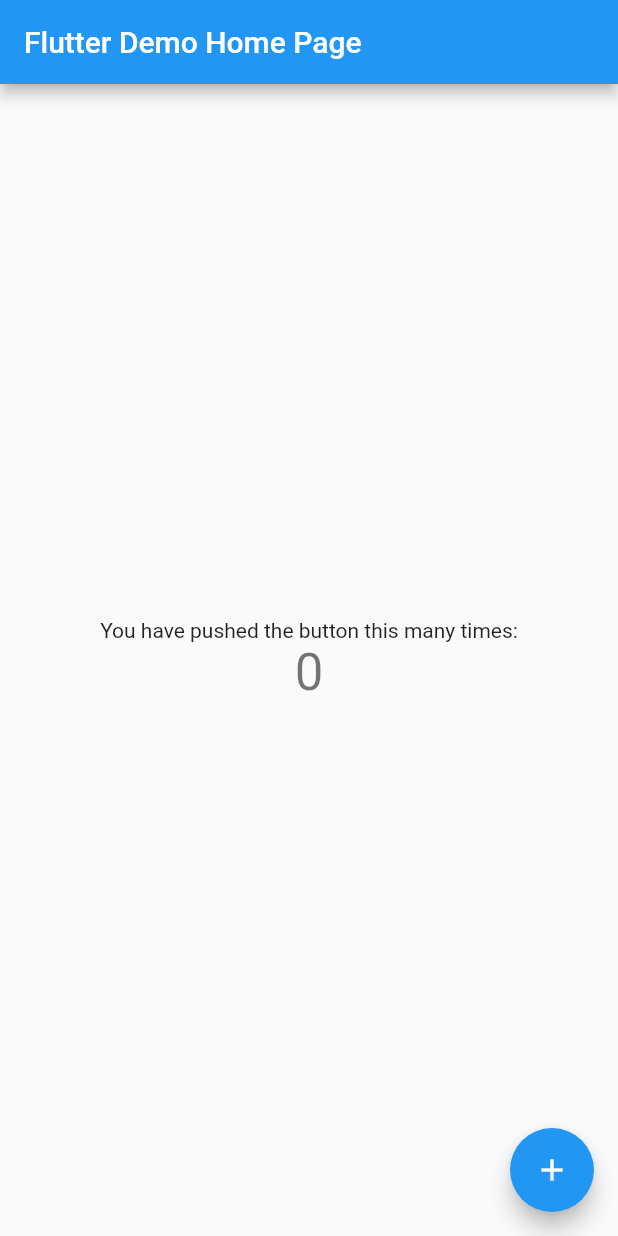
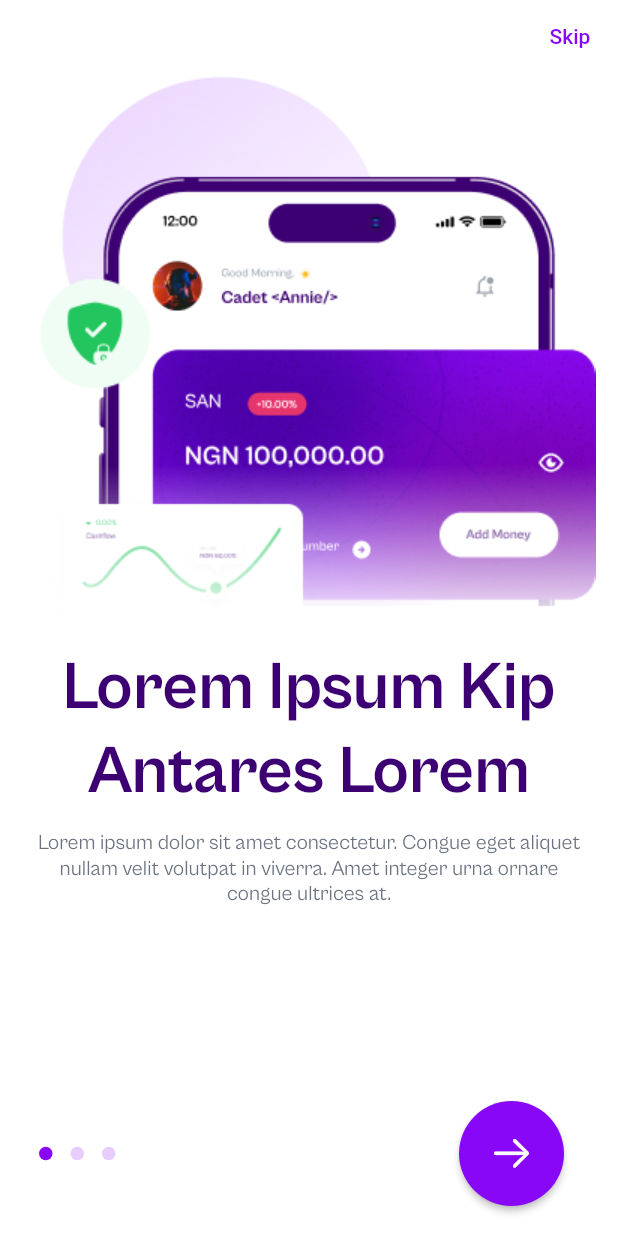
Before and after one commit to faithomotoso/stackivy_ardilla, a Flutter app: the screen it shows after launch, on a phone screen of 412 x 824 dp. Run offline on Flutter 3.47's test engine with Material 2 defaults, Android fonts, the phone set to English and light mode, and no system bars; drawn by our look-alikes of dots_indicator; our stand-ins replace flutter_svg.

Commit message:
Added splash & onboarding pages

```diff
--- /dev/null
+++ b/lib/core/models/onboarding_item.dart
@@ -0,0 +1,14 @@
+import 'package:stackivy_ardilla/ui/utils/utils.dart';
+
+class OnboardingItem {
+  String imageName;
+  String titleText;
+  String subtitleText;
+
+  OnboardingItem(
+      {required this.imageName,
+      required this.titleText,
+      required this.subtitleText}) {
+    imageName = getFullImagePath(imageName: imageName);
+  }
+}
--- /dev/null
+++ b/lib/core/view_models/onboarding/onboarding_vm.dart
@@ -0,0 +1,58 @@
+import 'package:flutter/cupertino.dart';
+
+import '../../models/onboarding_item.dart';
+
+class OnboardingVM extends ChangeNotifier {
+  final List<OnboardingItem> _onboardingItems = [
+    OnboardingItem(
+        imageName: "onboarding_top.png",
+        titleText: "Lorem Ipsum Kip Antares Lorem",
+        subtitleText: "Lorem ipsum dolor sit amet consectetur. "
+            "Congue eget aliquet nullam velit volutpat in viverra. Amet integer urna ornare congue ultrices at."),
+    OnboardingItem(
+        imageName: "onboarding_top.png",
+        titleText: "Lorem Ipsum Kip Antares Lorem",
+        subtitleText: "Lorem ipsum dolor sit amet consectetur. "
+            "Congue eget aliquet nullam velit volutpat in viverra. Amet integer urna ornare congue ultrices at."),
+    OnboardingItem(
+        imageName: "onboarding_top.png",
+        titleText: "Lorem Ipsum Kip Antares Lorem",
+        subtitleText: "Lorem ipsum dolor sit amet consectetur. "
+            "Congue eget aliquet nullam velit volutpat in viverra. Amet integer urna ornare congue ultrices at."),
+  ];
+
+  late final PageController _pageController;
+
+  List<OnboardingItem> get onboardingItems => _onboardingItems;
+
+  PageController get pageController => _pageController;
+
+  int currentPage = 0;
+
+  final Duration _pageNaviDuration = const Duration(milliseconds: 500);
+  final Curve _pageNaviCurve = Curves.fastOutSlowIn;
+
+  OnboardingVM() {
+    _pageController = PageController()
+      ..addListener(() {
+        int newPage = _pageController.page?.toInt() ?? 0;
+        if (newPage != currentPage) {
+          currentPage = newPage;
+          notifyListeners();
+        }
+      });
+  }
+
+  void pageNext() {
+    if (currentPage < onboardingItems.length - 1) {
+      _pageController.nextPage(
+          duration: _pageNaviDuration, curve: _pageNaviCurve);
+    } else{
+      navigateToLogin();
+    }
+  }
+
+  void navigateToLogin() {
+
+  }
+}
--- a/lib/main.dart
+++ b/lib/main.dart
@@ -1,4 +1,7 @@
 import 'package:flutter/material.dart';
+import 'package:stackivy_ardilla/ui/pages/splash/splash_screen.dart';
+import 'package:stackivy_ardilla/ui/utils/colors.dart';
+import 'package:stackivy_ardilla/ui/utils/navi.dart';
 
 void main() {
   runApp(const MyApp());
@@ -11,105 +14,18 @@ class MyApp extends StatelessWidget {
   @override
   Widget build(BuildContext context) {
     return MaterialApp(
-      title: 'Flutter Demo',
+      title: 'Ardilla',
       theme: ThemeData(
-        // This is the theme of your application.
-        //
-        // Try running your application with "flutter run". You'll see the
-        // application has a blue toolbar. Then, without quitting the app, try
-        // changing the primarySwatch below to Colors.green and then invoke
-        // "hot reload" (press "r" in the console where you ran "flutter run",
-        // or simply save your changes to "hot reload" in a Flutter IDE).
-        // Notice that the counter didn't reset back to zero; the application
-        // is not restarted.
-        primarySwatch: Colors.blue,
-      ),
-      home: const MyHomePage(title: 'Flutter Demo Home Page'),
+          primarySwatch: Colors.blue,
+          fontFamily: "CabinetGrotesk",
+          textButtonTheme: const TextButtonThemeData(
+              style: ButtonStyle(
+                  textStyle: MaterialStatePropertyAll(
+                      TextStyle(fontWeight: FontWeight.w500)),
+                  foregroundColor:
+                      MaterialStatePropertyAll<Color>(AppColors.primary)))),
+      onGenerateRoute: onGenRoutes,
+      initialRoute: SplashScreen.routeName,
     );
   }
 }
-
-class MyHomePage extends StatefulWidget {
-  const MyHomePage({super.key, required this.title});
-
-  // This widget is the home page of your application. It is stateful, meaning
-  // that it has a State object (defined below) that contains fields that affect
-  // how it looks.
-
-  // This class is the configuration for the state. It holds the values (in this
-  // case the title) provided by the parent (in this case the App widget) and
-  // used by the build method of the State. Fields in a Widget subclass are
-  // always marked "final".
-
-  final String title;
-
-  @override
-  State<MyHomePage> createState() => _MyHomePageState();
-}
-
-class _MyHomePageState extends State<MyHomePage> {
-  int _counter = 0;
-
-  void _incrementCounter() {
-    setState(() {
-      // This call to setState tells the Flutter framework that something has
-      // changed in this State, which causes it to rerun the build method below
-      // so that the display can reflect the updated values. If we changed
-      // _counter without calling setState(), then the build method would not be
-      // called again, and so nothing would appear to happen.
-      _counter++;
-    });
-  }
-
-  @override
-  Widget build(BuildContext context) {
-    // This method is rerun every time setState is called, for instance as done
-    // by the _incrementCounter method above.
-    //
-    // The Flutter framework has been optimized to make rerunning build methods
-    // fast, so that you can just rebuild anything that needs updating rather
-    // than having to individually change instances of widgets.
-    return Scaffold(
-      appBar: AppBar(
-        // Here we take the value from the MyHomePage object that was created by
-        // the App.build method, and use it to set our appbar title.
-        title: Text(widget.title),
-      ),
-      body: Center(
-        // Center is a layout widget. It takes a single child and positions it
-        // in the middle of the parent.
-        child: Column(
-          // Column is also a layout widget. It takes a list of children and
-          // arranges them vertically. By default, it sizes itself to fit its
-          // children horizontally, and tries to be as tall as its parent.
-          //
-          // Invoke "debug painting" (press "p" in the console, choose the
-          // "Toggle Debug Paint" action from the Flutter Inspector in Android
-          // Studio, or the "Toggle Debug Paint" command in Visual Studio Code)
-          // to see the wireframe for each widget.
-          //
-          // Column has various properties to control how it sizes itself and
-          // how it positions its children. Here we use mainAxisAlignment to
-          // center the children vertically; the main axis here is the vertical
-          // axis because Columns are vertical (the cross axis would be
-          // horizontal).
-          mainAxisAlignment: MainAxisAlignment.center,
-          children: <Widget>[
-            const Text(
-              'You have pushed the button this many times:',
-            ),
-            Text(
-              '$_counter',
-              style: Theme.of(context).textTheme.headline4,
-            ),
-          ],
-        ),
-      ),
-      floatingActionButton: FloatingActionButton(
-        onPressed: _incrementCounter,
-        tooltip: 'Increment',
-        child: const Icon(Icons.add),
-      ), // This trailing comma makes auto-formatting nicer for build methods.
-    );
-  }
-}
--- /dev/null
+++ b/lib/ui/pages/onboarding/onboarding.dart
@@ -0,0 +1,120 @@
+import 'package:dots_indicator/dots_indicator.dart';
+import 'package:flutter/cupertino.dart';
+import 'package:flutter/material.dart';
+import 'package:provider/provider.dart';
+import 'package:stackivy_ardilla/core/view_models/onboarding/onboarding_vm.dart';
+import 'package:stackivy_ardilla/ui/utils/colors.dart';
+import 'package:stackivy_ardilla/ui/utils/utils.dart';
+
+class OnboardingPage extends StatefulWidget {
+  static const String routeName = "/onboarding";
+
+  const OnboardingPage({Key? key}) : super(key: key);
+
+  @override
+  State<OnboardingPage> createState() => _OnboardingPageState();
+}
+
+class _OnboardingPageState extends State<OnboardingPage> {
+  @override
+  Widget build(BuildContext context) {
+    return ChangeNotifierProvider(
+      create: (_) => OnboardingVM(),
+      builder: (ctx, child) => Scaffold(
+        backgroundColor: Colors.white,
+        body: SafeArea(
+          child: Column(
+            children: [
+              Align(
+                alignment: Alignment.centerRight,
+                child: TextButton(
+                  onPressed: () {
+                    Provider.of<OnboardingVM>(ctx, listen: false).navigateToLogin();
+                  },
+                  child: const Text("Skip"),
+                ),
+              ),
+              Consumer<OnboardingVM>(builder: (ctx, vm, child) {
+                return Expanded(
+                  child: PageView(
+                    controller: vm.pageController,
+                    children:
+                        List<Widget>.of(vm.onboardingItems.map((e) => Column(
+                              children: [
+                                Image.asset(e.imageName),
+                                const SizedBox(
+                                  height: 10,
+                                ),
+                                Text(
+                                  e.titleText,
+                                  style: Theme.of(context)
+                                      .textTheme
+                                      .headline3!
+                                      .copyWith(
+                                          color: AppColors.c3D0072,
+                                          fontWeight: FontWeight.bold),
+                                  textAlign: TextAlign.center,
+                                ),
+                                const SizedBox(
+                                  height: 10,
+                                ),
+                                Padding(
+                                  padding: const EdgeInsets.symmetric(
+                                      horizontal: 24.0),
+                                  child: Text(
+                                    e.subtitleText,
+                                    style: const TextStyle(
+                                        color: AppColors.c6B7280),
+                                    textAlign: TextAlign.center,
+                                  ),
+                                )
+                              ],
+                            ))),
+                  ),
+                );
+              }),
+              Consumer<OnboardingVM>(builder: (ctx, vm, child) {
+                return Padding(
+                  padding: const EdgeInsets.symmetric(horizontal: 20),
+                  child: Row(
+                    mainAxisAlignment: MainAxisAlignment.spaceBetween,
+                    children: [
+                      DotsIndicator(
+                        dotsCount: vm.onboardingItems.length,
+                        position: vm.currentPage,
+                        decorator: const DotsDecorator(
+                          shape: CircleBorder(),
+                          color: AppColors.cE7CDFE,
+                          activeColor: AppColors.primary,
+                        ),
+                      ),
+                      ElevatedButton(
+                          onPressed: () {
+                            vm.pageNext();
+                          },
+                          style: ElevatedButton.styleFrom(
+                              backgroundColor: AppColors.primary, shape: const CircleBorder()),
+                          child: const Padding(
+                            padding: EdgeInsets.all(20.0),
+                            child: Center(
+                              child: Icon(
+                                CupertinoIcons.arrow_right,
+                                color: Colors.white,
+                                size: 30,
+                              ),
+                            ),
+                          ))
+                    ],
+                  ),
+                );
+              }),
+              const SizedBox(
+                height: 20,
+              )
+            ],
+          ),
+        ),
+      ),
+    );
+  }
+}
--- /dev/null
+++ b/lib/ui/pages/splash/splash_screen.dart
@@ -0,0 +1,44 @@
+import 'package:flutter/material.dart';
+import 'package:flutter_svg/flutter_svg.dart';
+import 'package:stackivy_ardilla/ui/pages/onboarding/onboarding.dart';
+import 'package:stackivy_ardilla/ui/utils/colors.dart';
+import 'package:stackivy_ardilla/ui/utils/utils.dart';
+
+class SplashScreen extends StatefulWidget {
+  static const String routeName = "/splash-screen";
+
+  const SplashScreen({Key? key}) : super(key: key);
+
+  @override
+  State<SplashScreen> createState() => _SplashScreenState();
+}
+
+class _SplashScreenState extends State<SplashScreen> {
+  @override
+  void initState() {
+    WidgetsFlutterBinding.ensureInitialized().addPostFrameCallback((timeStamp) {
+      Future.delayed(const Duration(seconds: 3)).then((value) {
+        Navigator.pushReplacementNamed(context, OnboardingPage.routeName);
+      });
+    });
+    super.initState();
+  }
+
+  @override
+  Widget build(BuildContext context) {
+    return Container(
+      decoration: const BoxDecoration(color: AppColors.primary),
+      child: Stack(
+        children: [
+          Positioned.fill(
+              child: SvgPicture.asset(
+                  getFullSvgPath(iconName: "splash_vectors.svg"))),
+          Center(
+            child:
+                SvgPicture.asset(getFullSvgPath(iconName: "ardilla_logo.svg")),
+          )
+        ],
+      ),
+    );
+  }
+}
--- /dev/null
+++ b/lib/ui/utils/colors.dart
@@ -0,0 +1,8 @@
+import 'package:flutter/material.dart';
+
+class AppColors {
+  static const Color primary = Color(0xFF8807f7);
+  static const Color c3D0072 = Color(0xFF3D0072);
+  static const Color c6B7280 = Color(0xFF6B7280);
+  static const Color cE7CDFE = Color(0xFFE7CDFE);
+}
--- /dev/null
+++ b/lib/ui/utils/navi.dart
@@ -0,0 +1,17 @@
+import 'package:flutter/cupertino.dart';
+import 'package:flutter/material.dart';
+import 'package:stackivy_ardilla/ui/pages/onboarding/onboarding.dart';
+import 'package:stackivy_ardilla/ui/pages/splash/splash_screen.dart';
+
+Route<dynamic>? onGenRoutes(RouteSettings settings) {
+  CupertinoPageRoute _genPageRoute(Widget page) =>
+      CupertinoPageRoute(builder: (ctx) => page);
+
+  switch (settings.name) {
+    case SplashScreen.routeName:
+      return _genPageRoute(SplashScreen());
+    case OnboardingPage.routeName:
+      return _genPageRoute(const OnboardingPage());
+  }
+  return null;
+}
--- /dev/null
+++ b/lib/ui/utils/utils.dart
@@ -0,0 +1,7 @@
+String getFullSvgPath({required String iconName}) {
+  return "assets/svgs/$iconName";
+}
+
+String getFullImagePath({required String imageName}) {
+  return "assets/images/$imageName";
+}
```
Also changed, not shown: pubspec.yaml (+13 -2 lines), assets/fonts/CabinetGrotesk-Bold.otf (added), assets/fonts/CabinetGrotesk-Regular.otf (added), assets/images/onboarding_top.png (added), assets/svgs/ardilla_logo.svg (added), assets/svgs/splash_vectors.svg (added), pubspec.lock, 1 other file.
